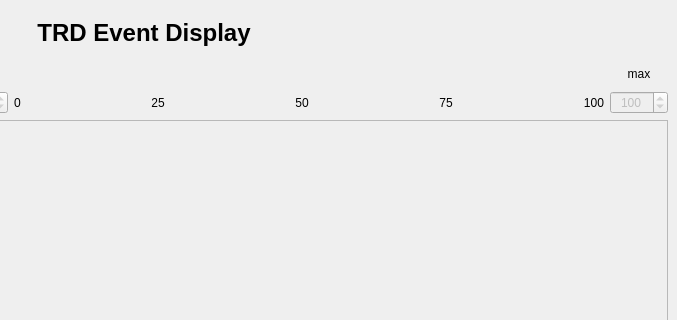
The window that ui/EventDisplayForm.ui (bastianbeischer/TRDEventDisplay) describes before a commit, drawn with Qt 5; both pictures show x 389 to 1066 and y 0 to 320 of the 1066 by 664 pixel window.
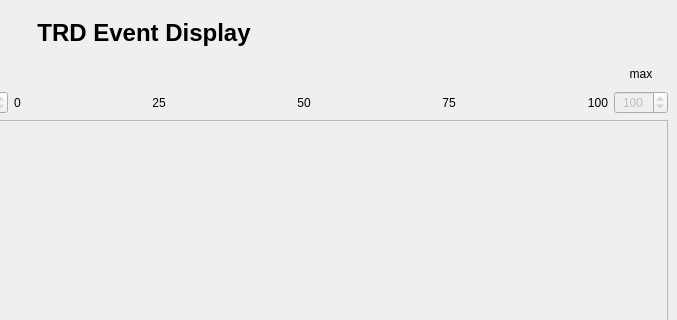
The same window after the commit.

Diff of the .ui file:
```diff
--- a/ui/EventDisplayForm.ui
+++ b/ui/EventDisplayForm.ui
@@ -206,7 +206,7 @@
          <enum>QAbstractSpinBox::UpDownArrows</enum>
         </property>
         <property name="minimum">
-         <number>-1000</number>
+         <number>1</number>
         </property>
         <property name="maximum">
          <number>2000</number>
```
Left out of the diff: 2 changed lines with no effect on the pictures.
